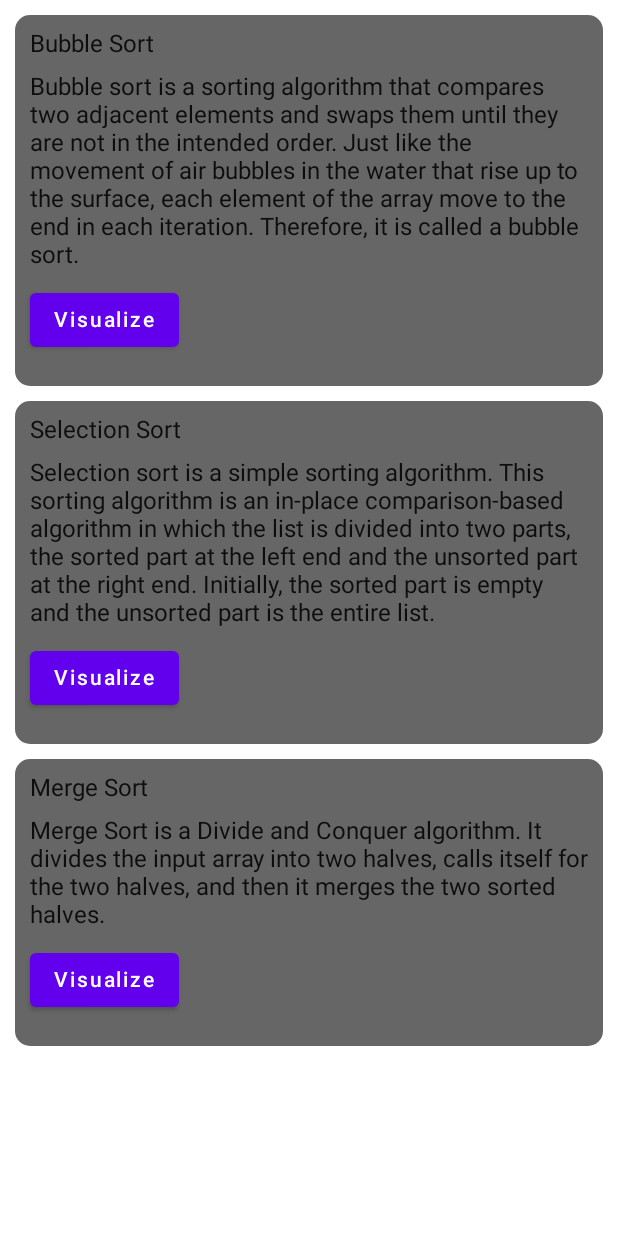
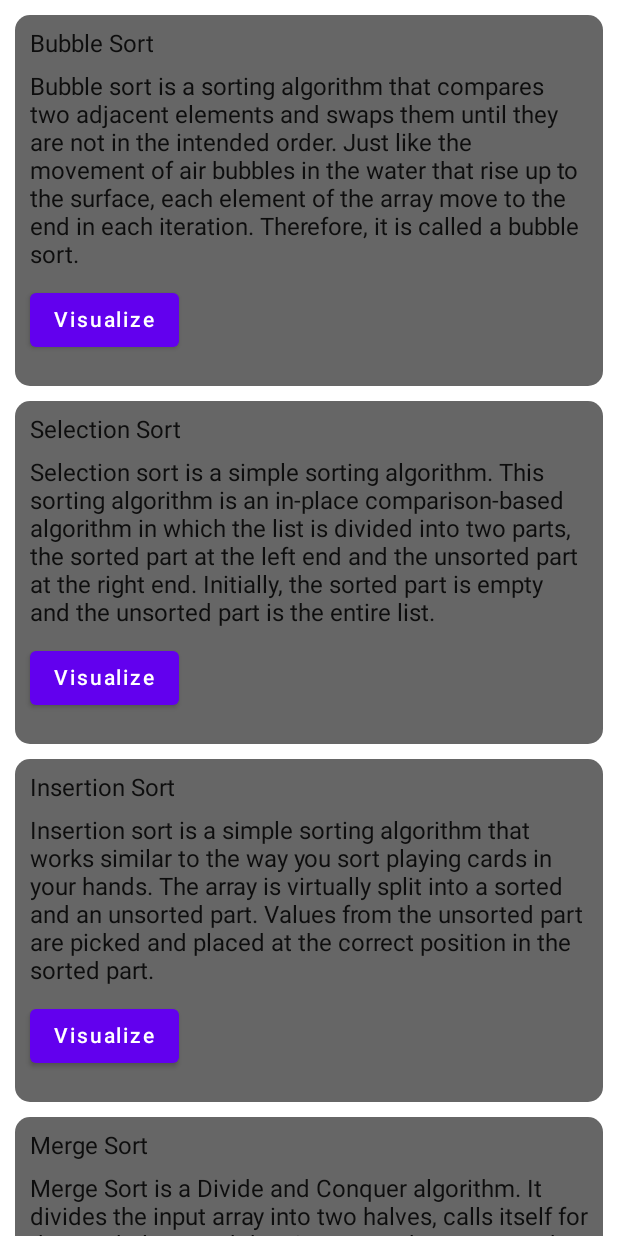
Before and after one commit to krishnachaitanya0107/DsAlgoApp, an Android app built with Jetpack Compose: the screen it shows after launch (MainActivity), after a tap on "Sorting", on a phone screen of 412 x 824 dp. Run offline under Robolectric (Android 15) with nearby library versions, the phone set to English and light mode, and no system bars; our stand-ins replace Dagger/Hilt's generated code.

Commit message:
Updated Stepwise Visualization part of insertion sort algorithm

```diff
--- a/app/src/main/java/com/example/dsalgoapp/data/ListItem3.kt
+++ b/app/src/main/java/com/example/dsalgoapp/data/DsAlgoDetailsItem.kt
@@ -1,6 +1,6 @@
 package com.example.dsalgoapp.data
 
-data class ListItem3(
+data class DsAlgoDetailsItem(
     val name: String,
     val description: String,
     val id: String
--- /dev/null
+++ b/app/src/main/java/com/example/dsalgoapp/data/DsAlgoItem.kt
@@ -0,0 +1,6 @@
+package com.example.dsalgoapp.data
+
+data class DsAlgoItem(
+    val title:String,
+    val items:ArrayList<DsAlgoSubItem>
+)
--- a/app/src/main/java/com/example/dsalgoapp/data/ListItem2.kt
+++ b/app/src/main/java/com/example/dsalgoapp/data/DsAlgoSubItem.kt
@@ -1,9 +1,9 @@
 package com.example.dsalgoapp.data
 
-data class ListItem2(
+data class DsAlgoSubItem(
     val name: String,
     val image: Int,
     val description: String? = null,
-    val items: ArrayList<ListItem3> = arrayListOf(),
+    val items: ArrayList<DsAlgoDetailsItem> = arrayListOf(),
     val id:String
 )
--- a/app/src/main/java/com/example/dsalgoapp/data/ListItem.kt
+++ /dev/null
@@ -1,6 +0,0 @@
-package com.example.dsalgoapp.data
-
-data class ListItem(
-    val title:String,
-    val items:ArrayList<ListItem2>
-)
--- a/app/src/main/java/com/example/dsalgoapp/ui/components/ListContent.kt
+++ b/app/src/main/java/com/example/dsalgoapp/ui/components/ListContent.kt
@@ -7,17 +7,16 @@ import androidx.compose.material.ContentAlpha
 import androidx.compose.material.Surface
 import androidx.compose.material.Text
 import androidx.compose.runtime.Composable
-import androidx.compose.ui.Alignment
 import androidx.compose.ui.Modifier
 import androidx.compose.ui.graphics.Color
 import androidx.compose.ui.res.painterResource
 import androidx.compose.ui.text.style.TextAlign
 import androidx.compose.ui.unit.Dp
-import com.example.dsalgoapp.data.ListItem2
+import com.example.dsalgoapp.data.DsAlgoSubItem
 
 @Composable
 fun ListContent(
-    item: ListItem2,
+    item: DsAlgoSubItem,
     modifier: Modifier
 ) {
     Box(
--- a/app/src/main/java/com/example/dsalgoapp/ui/screens/algo_detail/AlgoDetailScreen.kt
+++ b/app/src/main/java/com/example/dsalgoapp/ui/screens/algo_detail/AlgoDetailScreen.kt
@@ -1,6 +1,7 @@
 package com.example.dsalgoapp.ui.screens.algo_detail
 
 import androidx.compose.foundation.layout.*
+import androidx.compose.foundation.lazy.LazyColumn
 import androidx.compose.foundation.shape.RoundedCornerShape
 import androidx.compose.material.*
 import androidx.compose.runtime.Composable
@@ -9,7 +10,7 @@ import androidx.compose.ui.graphics.Color
 import androidx.compose.ui.unit.Dp
 import androidx.hilt.navigation.compose.hiltViewModel
 import androidx.navigation.NavController
-import com.example.dsalgoapp.data.ListItem3
+import com.example.dsalgoapp.data.DsAlgoDetailsItem
 import com.example.dsalgoapp.navigation.Screen
 
 @Composable
@@ -19,14 +20,16 @@ fun AlgoDetailScreen(
 ) {
 
     Scaffold(content = {
-        Column(
-            verticalArrangement = Arrangement.spacedBy(Dp(10f)),
-            modifier = Modifier
-                .fillMaxSize()
-                .padding(all = Dp(10f)),
+
+        LazyColumn(
+            contentPadding = PaddingValues(all = Dp(10f)),
+            verticalArrangement = Arrangement.spacedBy(Dp(10f))
         ) {
-            algoDetailsViewModel.details.items.forEach {
-                AlgoListItem(item = it, navController = navController)
+            items(count = algoDetailsViewModel.details.items.size) { index ->
+                AlgoListItem(
+                    item = algoDetailsViewModel.details.items[index],
+                    navController = navController
+                )
             }
         }
     })
@@ -34,7 +37,7 @@ fun AlgoDetailScreen(
 }
 
 @Composable
-fun AlgoListItem(item: ListItem3, navController: NavController) {
+fun AlgoListItem(item: DsAlgoDetailsItem, navController: NavController) {
     Surface(
         modifier = Modifier
             .fillMaxWidth(),
--- a/app/src/main/java/com/example/dsalgoapp/ui/screens/algo_detail/AlgoDetailsViewModel.kt
+++ b/app/src/main/java/com/example/dsalgoapp/ui/screens/algo_detail/AlgoDetailsViewModel.kt
@@ -4,7 +4,7 @@ import androidx.lifecycle.SavedStateHandle
 import androidx.lifecycle.ViewModel
 import androidx.lifecycle.viewModelScope
 import com.example.dsalgoapp.R
-import com.example.dsalgoapp.data.ListItem2
+import com.example.dsalgoapp.data.DsAlgoSubItem
 import com.example.dsalgoapp.util.Constants
 import dagger.hilt.android.lifecycle.HiltViewModel
 import kotlinx.coroutines.Dispatchers
@@ -16,7 +16,7 @@ class AlgoDetailsViewModel @Inject constructor(
     savedStateHandle: SavedStateHandle
 ) : ViewModel() {
 
-    var details = ListItem2(name = "Loading...", image = R.drawable.ic_launcher_foreground, items = arrayListOf(), id = "")
+    var details = DsAlgoSubItem(name = "Loading...", image = R.drawable.ic_launcher_foreground, items = arrayListOf(), id = "")
 
     init {
         viewModelScope.launch(Dispatchers.IO) {
--- a/app/src/main/java/com/example/dsalgoapp/ui/screens/ds_detail/DsDetailsViewModel.kt
+++ b/app/src/main/java/com/example/dsalgoapp/ui/screens/ds_detail/DsDetailsViewModel.kt
@@ -4,7 +4,7 @@ import androidx.lifecycle.SavedStateHandle
 import androidx.lifecycle.ViewModel
 import androidx.lifecycle.viewModelScope
 import com.example.dsalgoapp.R
-import com.example.dsalgoapp.data.ListItem2
+import com.example.dsalgoapp.data.DsAlgoSubItem
 import com.example.dsalgoapp.util.Constants
 import dagger.hilt.android.lifecycle.HiltViewModel
 import kotlinx.coroutines.Dispatchers
@@ -16,7 +16,7 @@ class DsDetailsViewModel @Inject constructor(
     savedStateHandle: SavedStateHandle
 ) : ViewModel() {
 
-    var details = ListItem2(name = "Loading...", image = R.drawable.ic_launcher_foreground, items = arrayListOf(), id = "")
+    var details = DsAlgoSubItem(name = "Loading...", image = R.drawable.ic_launcher_foreground, items = arrayListOf(), id = "")
 
     init {
         viewModelScope.launch(Dispatchers.IO) {
--- a/app/src/main/java/com/example/dsalgoapp/ui/screens/splash/SplashScreen.kt
+++ b/app/src/main/java/com/example/dsalgoapp/ui/screens/splash/SplashScreen.kt
@@ -1,10 +1,18 @@
 package com.example.dsalgoapp.ui.screens.splash
 
+import androidx.compose.foundation.background
+import androidx.compose.foundation.isSystemInDarkTheme
+import androidx.compose.foundation.layout.Column
+import androidx.compose.foundation.layout.fillMaxSize
+import androidx.compose.material.ContentAlpha
 import androidx.compose.runtime.Composable
 import androidx.compose.runtime.LaunchedEffect
+import androidx.compose.ui.Modifier
+import androidx.compose.ui.graphics.Color
 import androidx.navigation.NavHostController
 import com.example.dsalgoapp.navigation.Screen
 import kotlinx.coroutines.delay
+import com.example.dsalgoapp.ui.theme.*
 
 @Composable
 fun SplashScreen(navController: NavHostController) {
@@ -15,4 +23,18 @@ fun SplashScreen(navController: NavHostController) {
         navController.navigate(Screen.Home.route)
     }
 
+    val bgModifier = if (isSystemInDarkTheme()) {
+        Modifier
+            .background(Color.Black.copy(alpha = ContentAlpha.medium))
+            .fillMaxSize()
+    } else {
+        Modifier
+            .background(Purple200)
+            .fillMaxSize()
+    }
+
+    Column(modifier = bgModifier) {
+        // to do
+    }
+
 }
--- a/app/src/main/java/com/example/dsalgoapp/util/Constants.kt
+++ b/app/src/main/java/com/example/dsalgoapp/util/Constants.kt
@@ -1,9 +1,9 @@
 package com.example.dsalgoapp.util
 
 import com.example.dsalgoapp.R
-import com.example.dsalgoapp.data.ListItem
-import com.example.dsalgoapp.data.ListItem2
-import com.example.dsalgoapp.data.ListItem3
+import com.example.dsalgoapp.data.DsAlgoItem
+import com.example.dsalgoapp.data.DsAlgoSubItem
+import com.example.dsalgoapp.data.DsAlgoDetailsItem
 
 object Constants {
 
@@ -13,37 +13,42 @@ object Constants {
     const val SORT_ID = "sort_id"
 
     val data = arrayListOf(
-        ListItem(
+        DsAlgoItem(
             title = "Algorithms",
             items = arrayListOf(
-                ListItem2(
+                DsAlgoSubItem(
                     name = "Searching",
                     image = R.drawable.ic_launcher_foreground,
                     items = arrayListOf(
-                        ListItem3(
+                        DsAlgoDetailsItem(
                             name = "Linear Search",
                             id = "linearSearch",
                             description = "Linear search is a sequential searching algorithm where we start from one end and check every element of the list until the desired element is found. It is the simplest searching algorithm."
-                        ), ListItem3(
+                        ), DsAlgoDetailsItem(
                             name = "Binary Search",
                             id = "binarySearch",
                             description = "Binary Search is a searching algorithm used in a sorted array by repeatedly dividing the search interval in half. The idea of binary search is to use the information that the array is sorted and reduce the time complexity"
                         )
                     ),
                     id = "Search"
-                ), ListItem2(
+                ), DsAlgoSubItem(
                     name = "Sorting",
                     image = R.drawable.ic_launcher_foreground,
                     items = arrayListOf(
-                        ListItem3(
+                        DsAlgoDetailsItem(
                             name = "Bubble Sort",
                             id = "bubbleSort",
                             description = "Bubble sort is a sorting algorithm that compares two adjacent elements and swaps them until they are not in the intended order. Just like the movement of air bubbles in the water that rise up to the surface, each element of the array move to the end in each iteration. Therefore, it is called a bubble sort."
-                        ), ListItem3(
+                        ), DsAlgoDetailsItem(
                             name = "Selection Sort",
                             id = "selectionSort",
                             description = "Selection sort is a simple sorting algorithm. This sorting algorithm is an in-place comparison-based algorithm in which the list is divided into two parts, the sorted part at the left end and the unsorted part at the right end. Initially, the sorted part is empty and the unsorted part is the entire list."
-                        ), ListItem3(
+                        ), DsAlgoDetailsItem(
+                            name = "Insertion Sort",
+                            id = "insertionSort",
+                            description = "Insertion sort is a simple sorting algorithm that works similar to the way you sort playing cards in your hands. The array is virtually split into a sorted and an unsorted part. Values from the unsorted part are picked and placed at the correct position in the sorted part."
+                        )
+                        , DsAlgoDetailsItem(
                             name = "Merge Sort",
                             id = "mergeSort",
                             description = "Merge Sort is a Divide and Conquer algorithm. It divides the input array into two halves, calls itself for the two halves, and then it merges the two sorted halves."
@@ -52,29 +57,29 @@ object Constants {
                     id = "Sort"
                 )
             )
-        ), ListItem(
+        ), DsAlgoItem(
             title = "Data Structures",
             items = arrayListOf(
-                ListItem2(
+                DsAlgoSubItem(
                     name = "Stack",
                     image = R.drawable.ic_launcher_foreground,
                     id = "Stack"
-                ), ListItem2(
+                ), DsAlgoSubItem(
                     name = "Queue",
                     image = R.drawable.ic_launcher_foreground,
                     id = "Queue"
-                ), ListItem2(
+                ), DsAlgoSubItem(
+                    name = "Linked List",
+                    image = R.drawable.ic_launcher_foreground,
+                    id = "LinkedList"
+                ), DsAlgoSubItem(
                     name = "Tree",
                     image = R.drawable.ic_launcher_foreground,
                     id = "Tree"
-                ), ListItem2(
+                ), DsAlgoSubItem(
                     name = "Graph",
                     image = R.drawable.ic_launcher_foreground,
                     id = "Graph"
-                ), ListItem2(
-                    name = "Heap",
-                    image = R.drawable.ic_launcher_foreground,
-                    id = "Heap"
                 )
             )
         )
--- a/app/src/main/res/values/themes.xml
+++ b/app/src/main/res/values/themes.xml
@@ -2,6 +2,6 @@
 <resources>
 
     <style name="Theme.DSAlgoApp" parent="android:Theme.Material.Light.NoActionBar">
-        <item name="android:statusBarColor">@color/purple_700</item>
+        <item name="android:statusBarColor">@color/purple_200</item>
     </style>
 </resources>
```
Also changed, not shown: app/src/main/java/com/example/dsalgoapp/ui/screens/sort/SortScreen.kt (+82 -6 lines).
